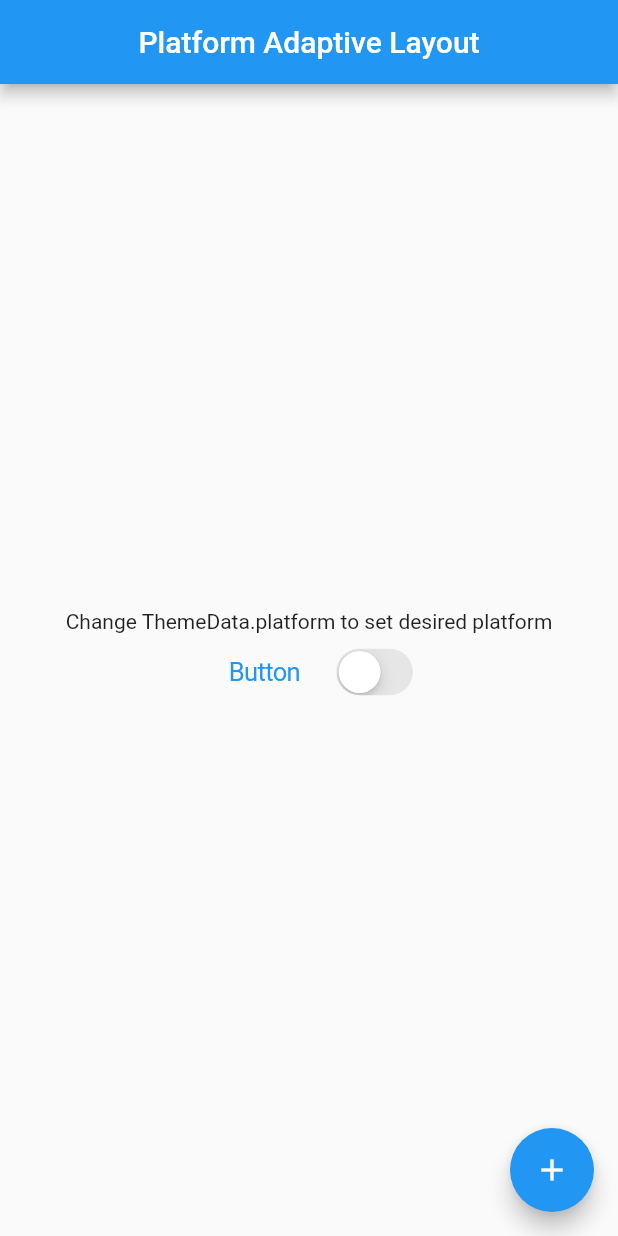
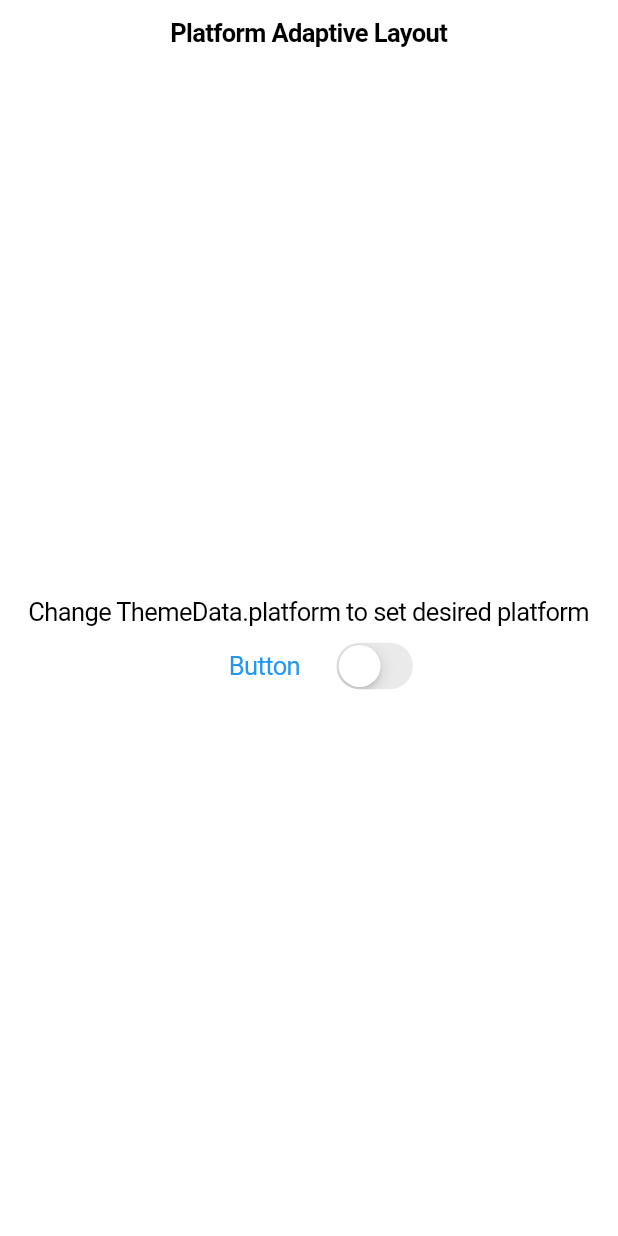
Before and after one commit to a-dmitted/flutter_concepts, a Flutter app: the screen it shows after launch, on a phone screen of 412 x 824 dp. Run offline on Flutter 3.47's test engine with Material 2 defaults, Android fonts, the phone set to English and light mode, and no system bars.

Commit message:
platform specific layout refactoring

```diff
--- /dev/null
+++ b/platform_specific_layout/lib/layout/adaptive_factory.dart
@@ -0,0 +1,134 @@
+import 'package:flutter/cupertino.dart';
+import 'package:flutter/material.dart';
+
+class AdaptiveFactory {
+  static late WidgetDesign _widgetDesign;
+  static late ThemeData _materialTheme;
+  static late CupertinoThemeData _cupertinoTheme;
+  static bool _initialized = false;
+
+  AdaptiveFactory({
+    required ThemeData materialTheme,
+    required CupertinoThemeData cupertinoTheme,
+  }) {
+    _materialTheme = materialTheme;
+    _cupertinoTheme = cupertinoTheme;
+    switch (materialTheme.platform) {
+      case TargetPlatform.iOS:
+        _widgetDesign = WidgetDesign.cupertino;
+        break;
+      case TargetPlatform.macOS:
+        _widgetDesign = WidgetDesign.cupertino;
+        break;
+      default:
+        _widgetDesign = WidgetDesign.material;
+    }
+    _initialized = true;
+  }
+
+  static Widget buildTextButton({
+    required VoidCallback onPressed,
+    required Widget child,
+  }) {
+    _checkInitialized();
+    return _buildSpecific(
+      material: () => TextButton(
+        onPressed: onPressed,
+        child: child,
+      ),
+      cupertino: () => CupertinoButton(
+        onPressed: onPressed,
+        child: child,
+      ),
+    );
+  }
+
+  static Widget buildSwitch({
+    required bool value,
+    required ValueChanged<bool> onChanged,
+  }) {
+    _checkInitialized();
+    return _buildSpecific(
+      material: () => Switch(
+        value: value,
+        onChanged: onChanged,
+      ),
+      cupertino: () => CupertinoSwitch(
+        value: value,
+        onChanged: onChanged,
+      ),
+    );
+  }
+
+  static Widget buildApp({
+    Widget? home,
+    String title = '',
+  }) {
+    _checkInitialized();
+    return _buildSpecific(
+      material: () => MaterialApp(
+        home: home,
+        title: title,
+        theme: _materialTheme,
+      ),
+      cupertino: () => CupertinoApp(
+        home: home,
+        title: title,
+        theme: _cupertinoTheme,
+      ),
+    );
+  }
+
+  static Widget buildScaffold({
+    required Widget body,
+    Widget? title,
+  }) {
+    _checkInitialized();
+    return _buildSpecific(
+      material: () => Scaffold(
+        appBar: buildAppBar(title: title) as PreferredSizeWidget,
+        body: body,
+      ),
+      cupertino: () => CupertinoPageScaffold(
+        navigationBar:
+            buildAppBar(title: title) as ObstructingPreferredSizeWidget,
+        child: body,
+      ),
+    );
+  }
+
+  static Widget buildAppBar({Widget? title}) {
+    _checkInitialized();
+    return _buildSpecific(
+      material: () => AppBar(
+        title: title,
+      ),
+      cupertino: () => CupertinoNavigationBar(
+        middle: title,
+      ),
+    );
+  }
+
+  static Widget _buildSpecific({
+    required WidgetProvider material,
+    required WidgetProvider cupertino,
+  }) {
+    switch (_widgetDesign) {
+      case WidgetDesign.cupertino:
+        return cupertino.call();
+      case WidgetDesign.material:
+        return material.call();
+    }
+  }
+
+  static void _checkInitialized() {
+    if (!_initialized) {
+      throw StateError("Even AdaptiveFactory is a static class, "
+          "the constructur must be called at least once to init static members");
+    }
+  }
+}
+
+typedef WidgetProvider = Widget Function();
+
+enum WidgetDesign { material, cupertino }
--- a/platform_specific_layout/lib/main.dart
+++ b/platform_specific_layout/lib/main.dart
@@ -1,5 +1,6 @@
+import 'package:flutter/cupertino.dart';
 import 'package:flutter/material.dart';
-import 'package:platform_specific_layout/layout/widget_factory.dart';
+import 'package:platform_specific_layout/layout/adaptive_factory.dart';
 
 void main() {
   runApp(const MyApp());
@@ -11,14 +12,14 @@ class MyApp extends StatelessWidget {
   // This widget is the root of your application.
   @override
   Widget build(BuildContext context) {
-    return MaterialApp(
-      title: 'Platform Adaptive Layout',
-      theme: ThemeData(
-        primarySwatch: Colors.blue,
-        platform: TargetPlatform.iOS
-      ),
-      home: const MyHomePage(title: 'Platform Adaptive Layout'),
+    AdaptiveFactory(
+      materialTheme:
+          ThemeData(primarySwatch: Colors.blue, platform: TargetPlatform.iOS),
+      cupertinoTheme: const CupertinoThemeData(primaryColor: Colors.blue),
     );
+    return AdaptiveFactory.buildApp(
+        title: 'Platform Adaptive Layout',
+        home: const MyHomePage(title: 'Platform Adaptive Layout'));
   }
 }
 
@@ -35,11 +36,9 @@ class _MyHomePageState extends State<MyHomePage> {
 
   @override
   Widget build(BuildContext context) {
-    return Scaffold(
-      appBar: AppBar(
-        title: Text(widget.title),
-      ),
-      body: Center(
+    return AdaptiveFactory.buildScaffold(
+      title: Text(widget.title),
+      body: SafeArea(
         child: Column(
           mainAxisAlignment: MainAxisAlignment.center,
           children: <Widget>[
@@ -49,12 +48,11 @@ class _MyHomePageState extends State<MyHomePage> {
             Row(
               mainAxisAlignment: MainAxisAlignment.center,
               children: [
-                WidgetFactory.buildButton(
-                    context: context,
-                    child: const Text('Button'),
-                    onPressed: () {}),
-                WidgetFactory.buildSwitch(
-                    context: context,
+                AdaptiveFactory.buildTextButton(
+                  onPressed: () {},
+                  child: const Text('Button'),
+                ),
+                AdaptiveFactory.buildSwitch(
                     value: _value,
                     onChanged: (value) {
                       setState(() {
@@ -66,11 +64,6 @@ class _MyHomePageState extends State<MyHomePage> {
           ],
         ),
       ),
-      floatingActionButton: FloatingActionButton(
-        onPressed: (){},
-        tooltip: 'Increment',
-        child: const Icon(Icons.add),
-      ), // This trailing comma makes auto-formatting nicer for build methods.
     );
   }
 }
```
Also changed, not shown: platform_specific_layout/lib/layout/platform_button.dart (deleted, +0 -55 lines), platform_specific_layout/lib/layout/platform_switch.dart (deleted, +0 -47 lines), platform_specific_layout/lib/layout/widget_factory.dart (deleted, +0 -29 lines), 2 other files.
